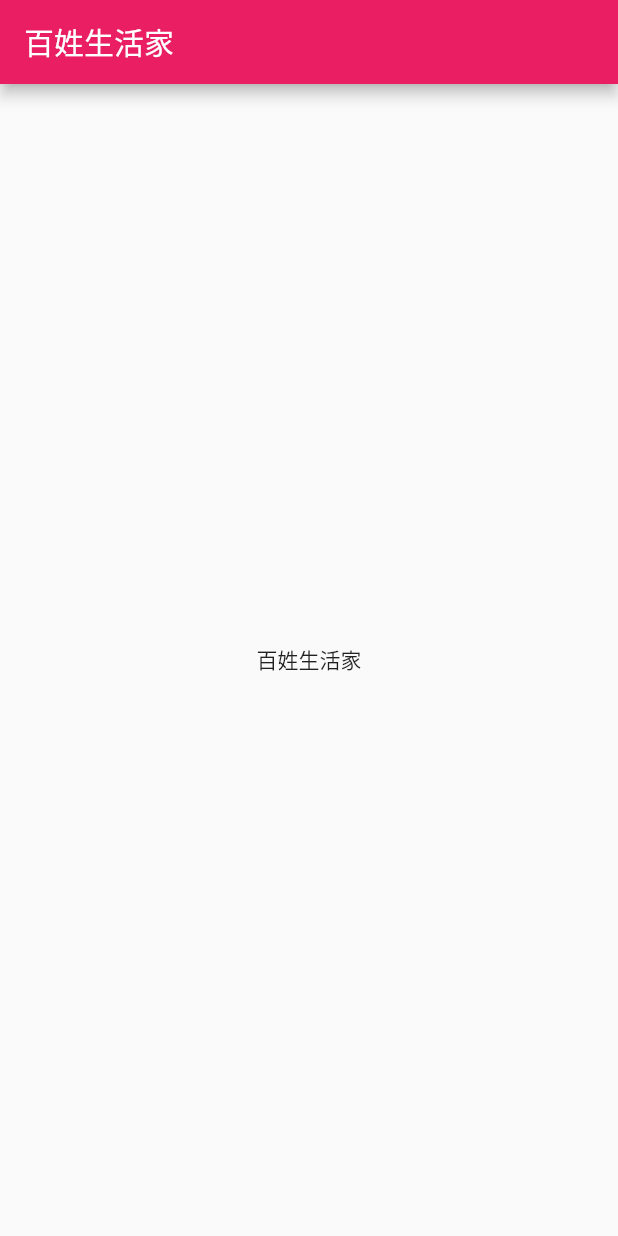
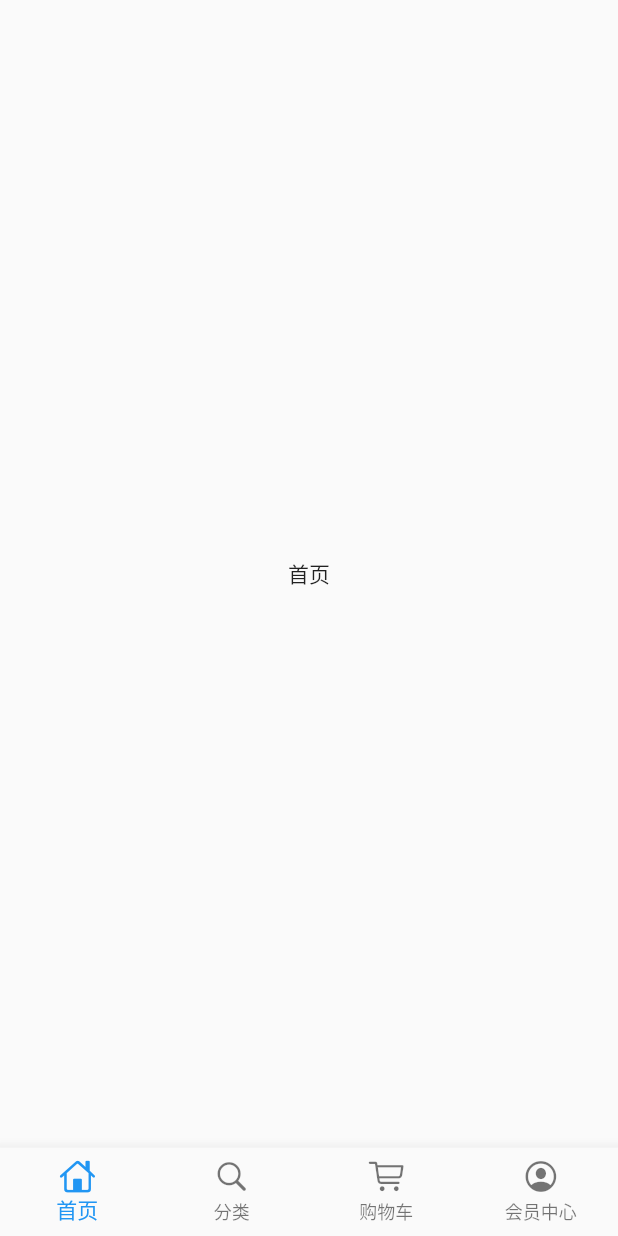
Before and after one commit to andjdk/FlutterShop, a Flutter app: the screen it shows after launch, on a phone screen of 412 x 824 dp. Run offline on Flutter 3.47's test engine with Material 2 defaults, Android fonts, the phone set to English and light mode, and no system bars.

Commit message:
增加底部导航

```diff
--- a/flutter_shop/lib/index_page.dart
+++ b/flutter_shop/lib/index_page.dart
@@ -1,17 +1,55 @@
 import 'package:flutter/material.dart';
+import 'package:flutter/cupertino.dart';
+import 'package:flutter_shop/pages/cart_page.dart';
+import 'package:flutter_shop/pages/category_page.dart';
+import 'package:flutter_shop/pages/home_page.dart';
+import 'package:flutter_shop/pages/member_page.dart';
 
-class IndexPage extends StatelessWidget{
+class IndexPage extends StatefulWidget {
+  @override
+  State<StatefulWidget> createState() {
+    return _IndexPageState();
+  }
+}
+
+class _IndexPageState extends State<IndexPage> {
+  final List<BottomNavigationBarItem> bottomTabs = [
+    BottomNavigationBarItem(icon: Icon(CupertinoIcons.home), title: Text("首页")),
+    BottomNavigationBarItem(
+        icon: Icon(CupertinoIcons.search), title: Text("分类")),
+    BottomNavigationBarItem(
+        icon: Icon(CupertinoIcons.shopping_cart), title: Text("购物车")),
+    BottomNavigationBarItem(
+        icon: Icon(CupertinoIcons.profile_circled), title: Text("会员中心")),
+  ];
+
+  final List tabBodies = [HomePage(), CategoryPage(), CartPage(), MemberPage()];
+
+  int currentIndex = 0;
+  var currentPage;
+
+  @override
+  void initState() {
+    super.initState();
+    currentPage = tabBodies[currentIndex];
+  }
+
   @override
   Widget build(BuildContext context) {
     return Scaffold(
-      appBar: AppBar(
-        title: Text("百姓生活家"),
+      backgroundColor: Color.fromRGBO(244, 245, 245, 1.0),
+      bottomNavigationBar: BottomNavigationBar(
+        type: BottomNavigationBarType.fixed,
+        currentIndex: currentIndex,
+        items: bottomTabs,
+        onTap: (index) {
+          setState(() {
+            currentIndex = index;
+            currentPage = tabBodies[currentIndex];
+          });
+        },
       ),
-      body: Center(
-        child: Text("百姓生活家"),
-      ),
+      body: currentPage,
     );
   }
-
-
 }
--- /dev/null
+++ b/flutter_shop/lib/pages/home_page.dart
@@ -0,0 +1,12 @@
+import 'package:flutter/material.dart';
+
+class HomePage extends StatelessWidget{
+
+  @override
+  Widget build(BuildContext context) {
+    return Scaffold(
+      body: Center(child: Text("首页"),),
+    );
+  }
+
+}
```
Also changed, not shown: flutter_shop/lib/pages/cart_page.dart (added, +12 -0 lines), flutter_shop/lib/pages/category_page.dart (added, +12 -0 lines), flutter_shop/lib/pages/member_page.dart (added, +12 -0 lines).
